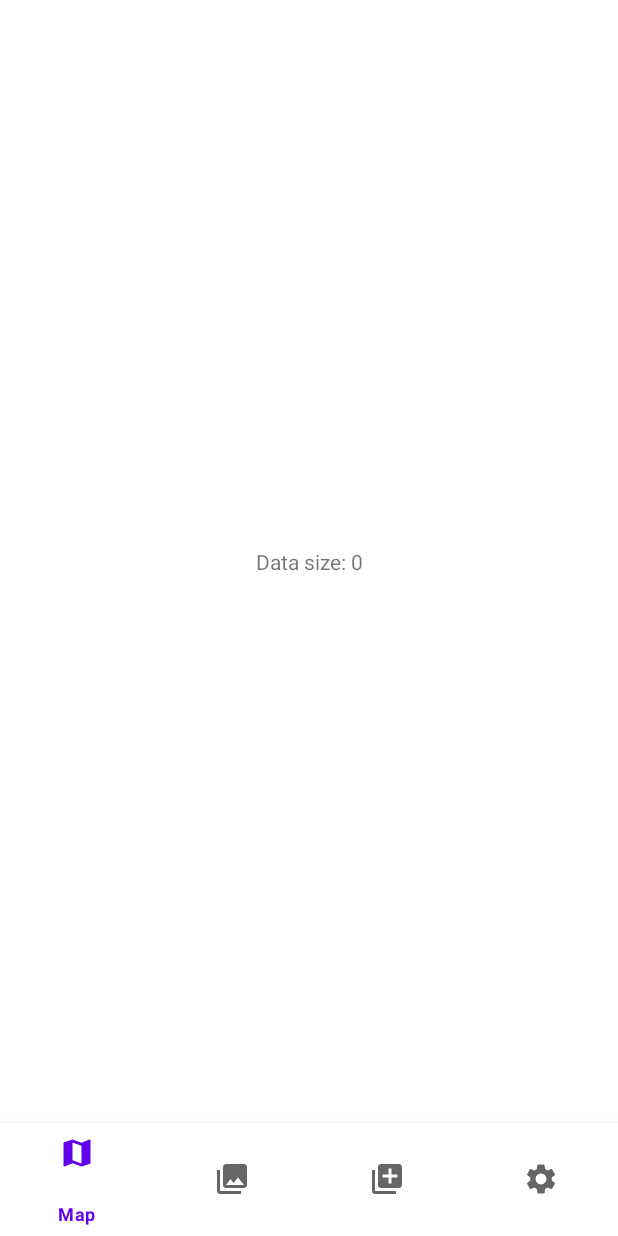
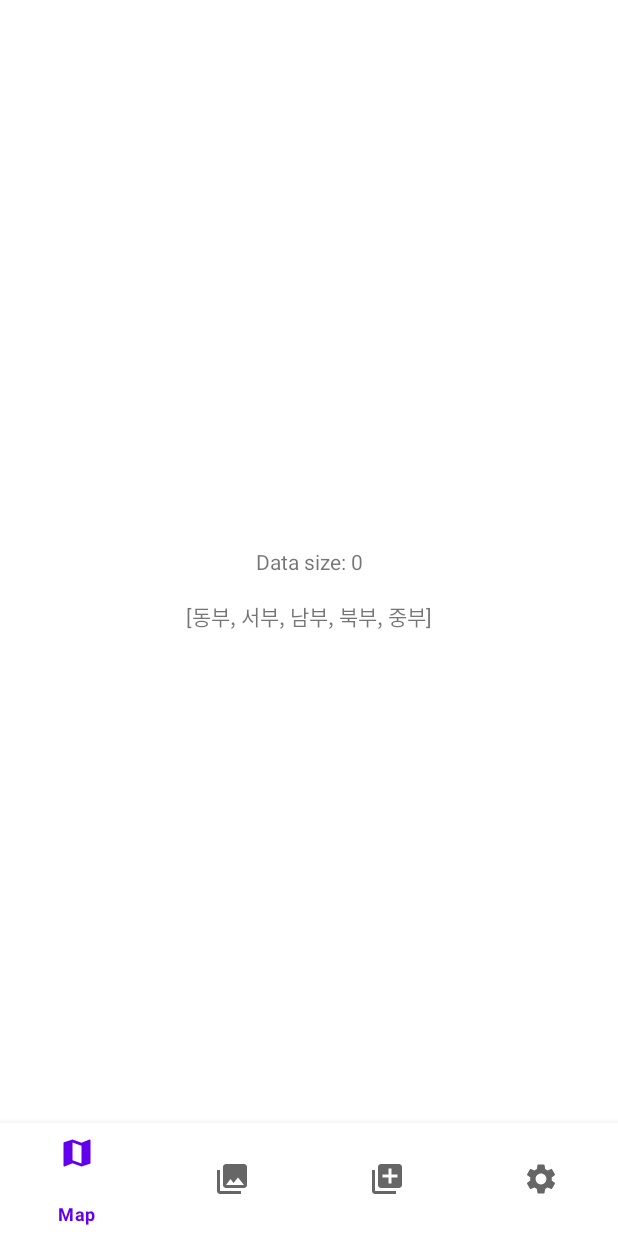
Before and after one commit to SnoopyKim/FootStamp, an Android app: the screen it shows after launch (MainActivity), on a phone screen of 412 x 824 dp. Run offline under Robolectric (Android 15) with nearby library versions, the phone set to English and light mode, and no system bars; our stand-ins replace Room's generated code.

Commit message:
구 데이터 및 관련 유틸 추가

```diff
--- a/app/src/main/java/project/android/footstamp/fragment/MapFragment.kt
+++ b/app/src/main/java/project/android/footstamp/fragment/MapFragment.kt
@@ -9,6 +9,7 @@ import androidx.fragment.app.activityViewModels
 import androidx.lifecycle.Observer
 import project.android.footstamp.StampApplication
 import project.android.footstamp.databinding.FragmentMapBinding
+import project.android.footstamp.utils.getAreas
 import project.android.footstamp.viewmodel.StampViewModel
 import project.android.footstamp.viewmodel.StampViewModelFactory
 
@@ -25,8 +26,12 @@ class MapFragment : Fragment() {
     // This property is only valid between onCreateView and onDestroyView.
     private val binding get() = _binding!!
 
+    private val areaList = getAreas()
+
     override fun onCreate(savedInstanceState: Bundle?) {
         super.onCreate(savedInstanceState)
+
+
     }
 
     override fun onCreateView(
@@ -40,6 +45,8 @@ class MapFragment : Fragment() {
 
     override fun onViewCreated(view: View, savedInstanceState: Bundle?) {
         super.onViewCreated(view, savedInstanceState)
+
+        binding.areas.text = areaList.toString()
 
         stampViewModel.allStamps.observe(viewLifecycleOwner, Observer { stamps ->
             binding.textview.text = "Data size: ${stamps.size}"
--- /dev/null
+++ b/app/src/main/java/project/android/footstamp/utils/Area.kt
@@ -0,0 +1,15 @@
+package project.android.footstamp.utils
+
+val listOfArea: Map<String, List<String>> = mapOf(
+    "동부" to listOf("강동구", "광진구", "동대문구", "성동구", "중랑구"),
+    "서부" to listOf("강서구", "구로구", "금천구", "양천구", "영등포구"),
+    "남부" to listOf("강남구", "관악구", "동작구", "서초구", "송파구"),
+    "북부" to listOf("강북구", "노원구", "도봉구", "성북구"),
+    "중부" to listOf("마포구", "서대문구", "용산구", "은평구", "종로구", "중구")
+)
+
+fun getAreas(): List<String> = listOfArea.keys.toList()
+
+fun getDistrictsFromArea(area: String): List<String> = listOfArea[area] ?: listOf()
+
+fun getAreaFromDistrict(district: String): String = listOfArea.filter { it.value.contains(district) }.keys.first()
--- a/app/src/main/res/layout/fragment_map.xml
+++ b/app/src/main/res/layout/fragment_map.xml
@@ -17,4 +17,14 @@
         app:layout_constraintStart_toStartOf="parent"
         app:layout_constraintEnd_toEndOf="parent"/>
 
+    <TextView
+        android:id="@+id/areas"
+        android:layout_width="wrap_content"
+        android:layout_height="wrap_content"
+        android:layout_marginTop="16dp"
+        android:text="TextView"
+        app:layout_constraintEnd_toEndOf="parent"
+        app:layout_constraintStart_toStartOf="parent"
+        app:layout_constraintTop_toBottomOf="@+id/textview" />
+
 </androidx.constraintlayout.widget.ConstraintLayout>
```
